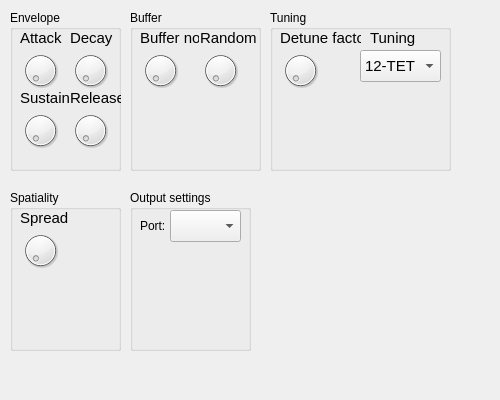
The window that python/controller/ui/synth-controller.ui (kj-jondell/Diabetes-Synth) describes before a commit, drawn with Qt 5.
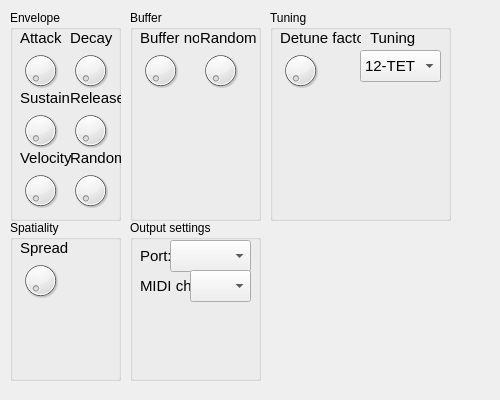
The same window after the commit.

Diff of the .ui file:
```diff
--- a/python/controller/ui/synth-controller.ui
+++ b/python/controller/ui/synth-controller.ui
@@ -37,7 +37,7 @@
      <x>10</x>
      <y>10</y>
      <width>111</width>
-     <height>161</height>
+     <height>211</height>
     </rect>
    </property>
    <property name="title">
@@ -167,6 +167,68 @@
      <string>Release</string>
     </property>
    </widget>
+   <widget class="QLabel" name="label_11">
+    <property name="geometry">
+     <rect>
+      <x>10</x>
+      <y>140</y>
+      <width>59</width>
+      <height>16</height>
+     </rect>
+    </property>
+    <property name="font">
+     <font>
+      <pointsize>11</pointsize>
+     </font>
+    </property>
+    <property name="text">
+     <string>Velocity</string>
+    </property>
+   </widget>
+   <widget class="QDial" name="velocity_sensitivity">
+    <property name="geometry">
+     <rect>
+      <x>10</x>
+      <y>150</y>
+      <width>41</width>
+      <height>61</height>
+     </rect>
+    </property>
+    <property name="maximum">
+     <number>127</number>
+    </property>
+   </widget>
+   <widget class="QLabel" name="label_12">
+    <property name="geometry">
+     <rect>
+      <x>60</x>
+      <y>140</y>
+      <width>59</width>
+      <height>16</height>
+     </rect>
+    </property>
+    <property name="font">
+     <font>
+      <pointsize>11</pointsize>
+     </font>
+    </property>
+    <property name="text">
+     <string>Random</string>
+    </property>
+   </widget>
+   <widget class="QDial" name="envelope_random">
+    <property name="geometry">
+     <rect>
+      <x>60</x>
+      <y>150</y>
+      <width>41</width>
+      <height>61</height>
+     </rect>
+    </property>
+    <property name="maximum">
+     <number>127</number>
+    </property>
+   </widget>
   </widget>
   <widget class="QGroupBox" name="buffer">
    <property name="geometry">
@@ -174,7 +236,7 @@
      <x>130</x>
      <y>10</y>
      <width>131</width>
-     <height>161</height>
+     <height>211</height>
     </rect>
    </property>
    <property name="title">
@@ -255,7 +317,7 @@
      <x>270</x>
      <y>10</y>
      <width>181</width>
-     <height>161</height>
+     <height>211</height>
     </rect>
    </property>
    <property name="title">
@@ -350,7 +412,7 @@
    <property name="geometry">
     <rect>
      <x>10</x>
-     <y>190</y>
+     <y>220</y>
      <width>111</width>
      <height>161</height>
     </rect>
@@ -397,8 +459,8 @@
    <property name="geometry">
     <rect>
      <x>130</x>
-     <y>190</y>
-     <width>121</width>
+     <y>220</y>
+     <width>131</width>
      <height>161</height>
     </rect>
    </property>
@@ -413,7 +475,7 @@
      <rect>
       <x>40</x>
       <y>20</y>
-      <width>71</width>
+      <width>81</width>
       <height>32</height>
      </rect>
     </property>
@@ -432,6 +494,11 @@
       <height>31</height>
      </rect>
     </property>
+    <property name="font">
+     <font>
+      <pointsize>11</pointsize>
+     </font>
+    </property>
     <property name="text">
      <string>Port:</string>
     </property>
@@ -439,6 +506,45 @@
      <set>Qt::AlignLeading|Qt::AlignLeft|Qt::AlignVCenter</set>
     </property>
    </widget>
+   <widget class="QLabel" name="label_13">
+    <property name="geometry">
+     <rect>
+      <x>10</x>
+      <y>50</y>
+      <width>51</width>
+      <height>31</height>
+     </rect>
+    </property>
+    <property name="font">
+     <font>
+      <pointsize>11</pointsize>
+     </font>
+    </property>
+    <property name="text">
+     <string>MIDI ch:</string>
+    </property>
+    <property name="alignment">
+     <set>Qt::AlignLeading|Qt::AlignLeft|Qt::AlignVCenter</set>
+    </property>
+   </widget>
+   <widget class="QComboBox" name="ports_2">
+    <property name="enabled">
+     <bool>true</bool>
+    </property>
+    <property name="geometry">
+     <rect>
+      <x>60</x>
+      <y>50</y>
+      <width>61</width>
+      <height>32</height>
+     </rect>
+    </property>
+    <property name="font">
+     <font>
+      <pointsize>11</pointsize>
+     </font>
+    </property>
+   </widget>
   </widget>
  </widget>
  <resources/>
```
Left out of the diff: 2 changed lines with no effect on the pictures.
